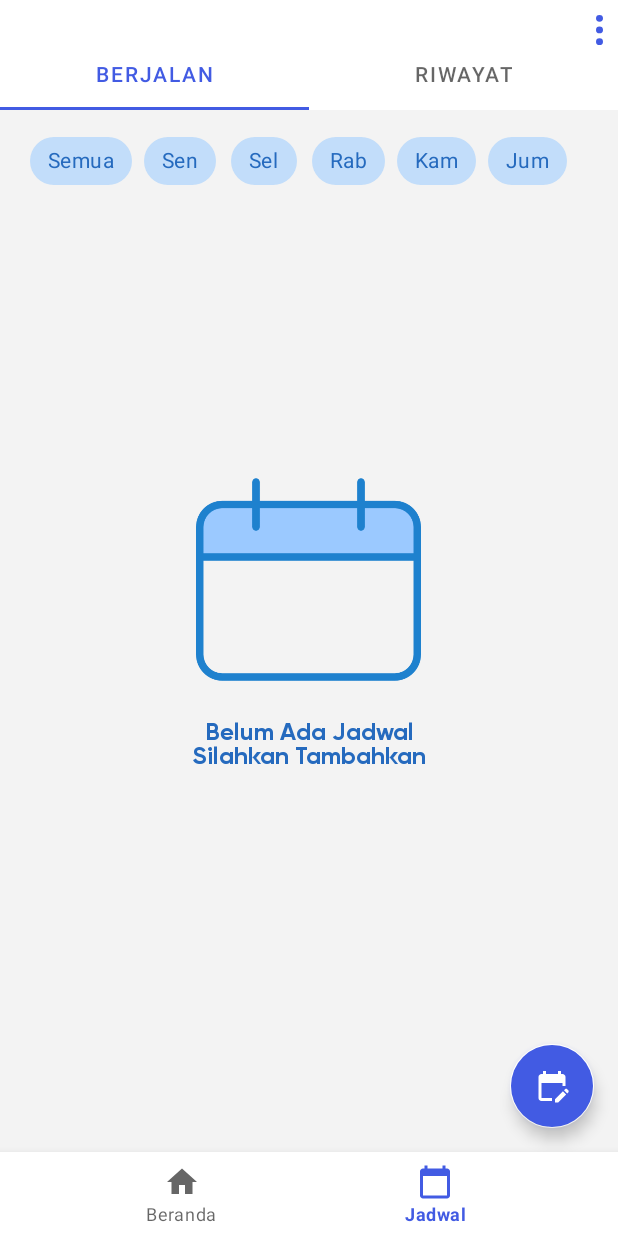
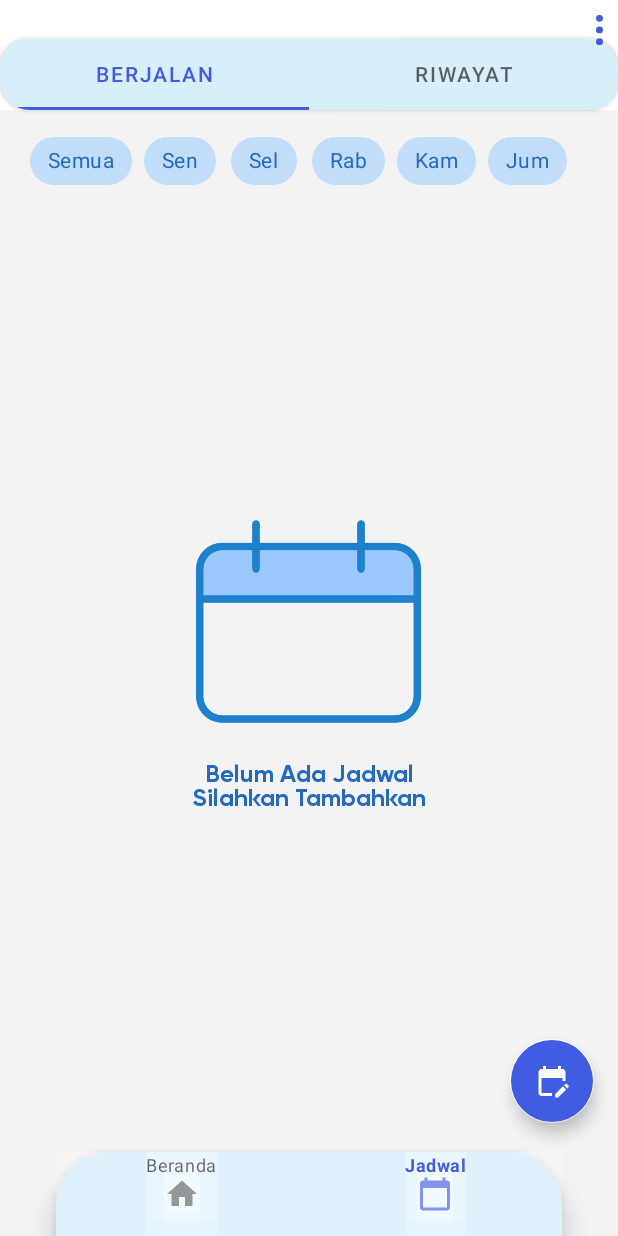
Before and after one commit to rezhajamil/aplikasi-pengelola-jadwal, an Android app: the MainActivity screen opened directly, with no data from a screen before it, item 2 of the bottom bar chosen, on a phone screen of 412 x 824 dp. Run offline under Robolectric (Android 15) with nearby library versions, the phone set to English and light mode, and no system bars.

Commit message:
Commit Kedelapan - Menu Tentang, Splash Screen, Intro, Fixing UI

```diff
--- a/app/src/main/res/drawable/rounded_top_bg.xml
+++ b/app/src/main/res/drawable/rounded_top_bg.xml
@@ -1,7 +1,7 @@
 <?xml version="1.0" encoding="utf-8"?>
 <shape xmlns:android="http://schemas.android.com/apk/res/android">
 
-    <solid android:color="#FFFFFF" />
+    <solid android:color="#D7EEFB" />
     <corners
         android:topLeftRadius="35dp"
         android:topRightRadius="35dp" />
--- a/app/src/main/res/layout/activity_main.xml
+++ b/app/src/main/res/layout/activity_main.xml
@@ -2,6 +2,7 @@
 <RelativeLayout xmlns:android="http://schemas.android.com/apk/res/android"
     xmlns:app="http://schemas.android.com/apk/res-auto"
     xmlns:tools="http://schemas.android.com/tools"
+    android:background="@android:color/transparent"
     android:layout_width="match_parent"
     android:layout_height="match_parent"
     tools:context=".Activity.MainActivity">
@@ -9,14 +10,19 @@
     <FrameLayout
         android:id="@+id/fragment_container"
         android:layout_width="match_parent"
-        android:layout_height="match_parent"
-        android:layout_above="@+id/bot_nav_main" />
+        android:layout_height="match_parent" />
 
     <com.google.android.material.bottomnavigation.BottomNavigationView
+        android:theme="@style/NavigationTheme"
+        android:elevation="10dp"
+        app:elevation="10dp"
+        android:background="@drawable/rounded_top_bg"
+        app:background="@drawable/rounded_top_bg"
         android:id="@+id/bot_nav_main"
         app:menu="@menu/menu_bot_nav_main"
-        android:layout_width="match_parent"
+        android:layout_width="wrap_content"
         android:layout_height="wrap_content"
+        android:layout_centerInParent="true"
         android:layout_alignParentBottom="true"/>
 
     <ImageView
--- a/app/src/main/res/layout/fragment_berlangsung.xml
+++ b/app/src/main/res/layout/fragment_berlangsung.xml
@@ -31,6 +31,7 @@
     </LinearLayout>
 
     <com.google.android.material.chip.ChipGroup
+        android:background="@android:color/transparent"
         android:id="@+id/chip_hari"
         android:layout_width="match_parent"
         android:layout_height="wrap_content"
@@ -96,15 +97,18 @@
 
     <com.google.android.material.floatingactionbutton.FloatingActionButton
         android:id="@+id/fab_tambah_jadwal"
+        android:layout_width="wrap_content"
+        android:layout_height="wrap_content"
+        android:layout_alignParentRight="true"
+        android:layout_alignParentBottom="true"
+        android:layout_marginStart="16dp"
+        android:layout_marginTop="16dp"
+        android:layout_marginEnd="16dp"
+        android:layout_marginBottom="75dp"
         android:backgroundTint="#425BE3"
-        app:backgroundTint="@color/white"
         android:outlineAmbientShadowColor="#425BE3"
         android:src="@drawable/ic_add_schedule"
-        app:tint="#ffffff"
-        android:layout_alignParentBottom="true"
-        android:layout_alignParentRight="true"
-        android:layout_margin="16dp"
-        android:layout_width="wrap_content"
-        android:layout_height="wrap_content"/>
+        app:backgroundTint="@color/white"
+        app:tint="#ffffff" />
 
 </RelativeLayout>
--- a/app/src/main/res/layout/fragment_jadwal.xml
+++ b/app/src/main/res/layout/fragment_jadwal.xml
@@ -1,19 +1,28 @@
 <?xml version="1.0" encoding="utf-8"?>
 <RelativeLayout xmlns:android="http://schemas.android.com/apk/res/android"
     android:layout_width="match_parent"
-    android:layout_height="match_parent">
+    android:layout_height="match_parent"
+    xmlns:app="http://schemas.android.com/apk/res-auto">
 
-    <com.google.android.material.tabs.TabLayout
+    <androidx.cardview.widget.CardView
         android:layout_marginTop="25dp"
-        android:id="@+id/tab_jadwal"
+        android:id="@+id/cv_tab_jadwal"
         android:layout_width="match_parent"
-        android:layout_height="wrap_content"/>
+        android:layout_height="wrap_content"
+        app:cardCornerRadius="20dp">
+        <com.google.android.material.tabs.TabLayout
+            android:backgroundTint="#D7EEFB"
+            android:id="@+id/tab_jadwal"
+            android:layout_width="match_parent"
+            android:layout_height="wrap_content" />
+    </androidx.cardview.widget.CardView>
+
 
     <androidx.viewpager.widget.ViewPager
         android:id="@+id/view_pager_jadwal"
-        android:layout_below="@+id/tab_jadwal"
         android:layout_width="match_parent"
-        android:layout_height="match_parent"/>
+        android:layout_height="match_parent"
+        android:layout_below="@+id/cv_tab_jadwal" />
 
 
 </RelativeLayout>
--- a/app/src/main/res/values/themes.xml
+++ b/app/src/main/res/values/themes.xml
@@ -23,4 +23,10 @@
         parent="Widget.Design.BottomSheet.Modal">
         <item name="android:background">@drawable/rounded_top_bg</item>
     </style>
+
+    <style name="NavigationTheme" parent="Widget.Design.BottomNavigationView">
+        <item name="itemIconTint">@android:color/white</item>
+        <item name="itemTextColor">@android:color/white</item>
+        <item name="android:background">#30ffffff</item>
+    </style>
 </resources>
```
